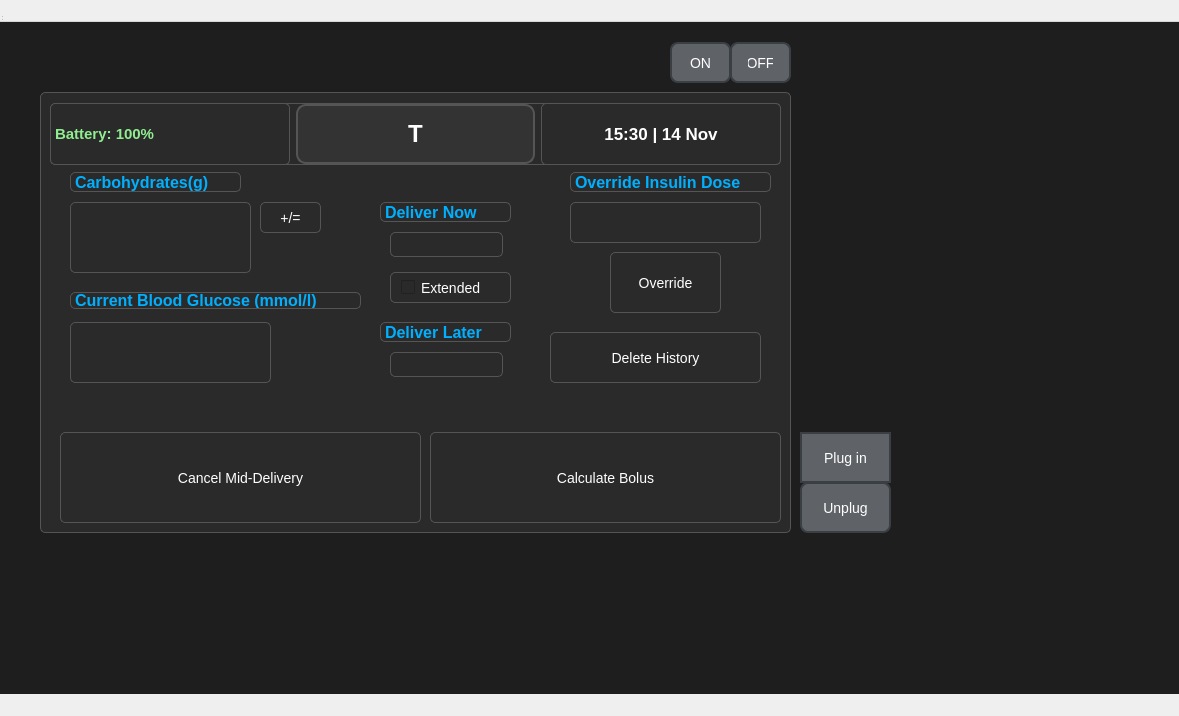
This is src/bolusmenu.ui in Jelloge/insulin-pump-project as Qt 5 draws it before an edit. The edited form follows.
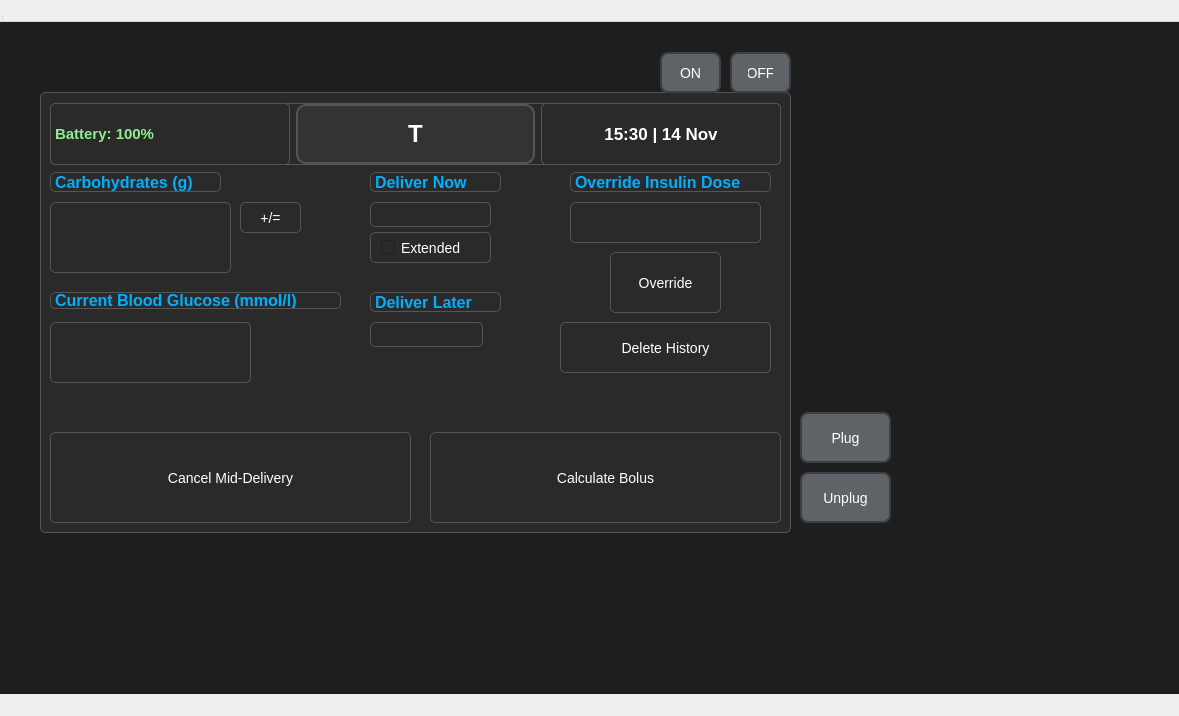
This is the edited form.

Commit message: adjusting some of the buttons in ui

Patch:
```diff
--- a/src/bolusmenu.ui
+++ b/src/bolusmenu.ui
@@ -172,7 +172,7 @@
       <widget class="QLabel" name="carbsLabel">
        <property name="geometry">
         <rect>
-         <x>30</x>
+         <x>10</x>
          <y>80</y>
          <width>171</width>
          <height>20</height>
@@ -187,14 +187,14 @@
         </font>
        </property>
        <property name="text">
-        <string>Carbohydrates(g)</string>
+        <string>Carbohydrates (g)</string>
        </property>
       </widget>
       <widget class="QCheckBox" name="showExtendedCheckBox">
        <property name="geometry">
         <rect>
-         <x>350</x>
-         <y>180</y>
+         <x>330</x>
+         <y>140</y>
          <width>121</width>
          <height>31</height>
         </rect>
@@ -250,8 +250,8 @@
       <widget class="QPushButton" name="deleteHistoryButton">
        <property name="geometry">
         <rect>
-         <x>510</x>
-         <y>240</y>
+         <x>520</x>
+         <y>230</y>
          <width>211</width>
          <height>51</height>
         </rect>
@@ -263,7 +263,7 @@
       <widget class="QLineEdit" name="carbInput">
        <property name="geometry">
         <rect>
-         <x>30</x>
+         <x>10</x>
          <y>110</y>
          <width>181</width>
          <height>71</height>
@@ -273,7 +273,7 @@
       <widget class="QLabel" name="currentBGLabel">
        <property name="geometry">
         <rect>
-         <x>30</x>
+         <x>10</x>
          <y>200</y>
          <width>291</width>
          <height>17</height>
@@ -294,7 +294,7 @@
       <widget class="QLineEdit" name="currentBGInput">
        <property name="geometry">
         <rect>
-         <x>30</x>
+         <x>10</x>
          <y>230</y>
          <width>201</width>
          <height>61</height>
@@ -304,7 +304,7 @@
       <widget class="QPushButton" name="addCarbButton">
        <property name="geometry">
         <rect>
-         <x>220</x>
+         <x>200</x>
          <y>110</y>
          <width>61</width>
          <height>31</height>
@@ -317,7 +317,7 @@
       <widget class="QPushButton" name="cancelBolusButton">
        <property name="geometry">
         <rect>
-         <x>20</x>
+         <x>10</x>
          <y>340</y>
          <width>361</width>
          <height>91</height>
@@ -428,9 +428,9 @@
       <widget class="QLineEdit" name="DeliverNow">
        <property name="geometry">
         <rect>
-         <x>350</x>
-         <y>140</y>
-         <width>113</width>
+         <x>330</x>
+         <y>110</y>
+         <width>121</width>
          <height>25</height>
         </rect>
        </property>
@@ -438,8 +438,8 @@
       <widget class="QLineEdit" name="DeliverLater">
        <property name="geometry">
         <rect>
-         <x>350</x>
-         <y>260</y>
+         <x>330</x>
+         <y>230</y>
          <width>113</width>
          <height>25</height>
         </rect>
@@ -448,8 +448,8 @@
       <widget class="QLabel" name="carbsLabel_2">
        <property name="geometry">
         <rect>
-         <x>340</x>
-         <y>110</y>
+         <x>330</x>
+         <y>80</y>
          <width>131</width>
          <height>20</height>
         </rect>
@@ -469,8 +469,8 @@
       <widget class="QLabel" name="carbsLabel_3">
        <property name="geometry">
         <rect>
-         <x>340</x>
-         <y>230</y>
+         <x>330</x>
+         <y>200</y>
          <width>131</width>
          <height>20</height>
         </rect>
@@ -492,7 +492,7 @@
       <property name="geometry">
        <rect>
         <x>730</x>
-        <y>20</y>
+        <y>30</y>
         <width>61</width>
         <height>41</height>
        </rect>
@@ -504,8 +504,8 @@
      <widget class="QPushButton" name="turnOnButton">
       <property name="geometry">
        <rect>
-        <x>670</x>
-        <y>20</y>
+        <x>660</x>
+        <y>30</y>
         <width>61</width>
         <height>41</height>
        </rect>
@@ -517,34 +517,11 @@
        <string>ON</string>
       </property>
      </widget>
-     <widget class="QPushButton" name="ChargeButton">
-      <property name="geometry">
-       <rect>
-        <x>800</x>
-        <y>410</y>
-        <width>91</width>
-        <height>51</height>
-       </rect>
-      </property>
-      <property name="font">
-       <font>
-        <family>Segoe UI</family>
-        <pointsize>-1</pointsize>
-        <kerning>true</kerning>
-       </font>
-      </property>
-      <property name="styleSheet">
-       <string notr="true">border-radius: 0pt;</string>
-      </property>
-      <property name="text">
-       <string>Plug in</string>
-      </property>
-     </widget>
      <widget class="QPushButton" name="UnplugButton">
       <property name="geometry">
        <rect>
         <x>800</x>
-        <y>460</y>
+        <y>450</y>
         <width>91</width>
         <height>51</height>
        </rect>
@@ -553,6 +530,19 @@
        <string>Unplug</string>
       </property>
      </widget>
+     <widget class="QPushButton" name="ChargeButton">
+      <property name="geometry">
+       <rect>
+        <x>800</x>
+        <y>390</y>
+        <width>91</width>
+        <height>51</height>
+       </rect>
+      </property>
+      <property name="text">
+       <string>Plug</string>
+      </property>
+     </widget>
     </widget>
     <widget class="QWidget" name="ResultPage">
      <widget class="QPlainTextEdit" name="resultTextEdit">
```
The commit also changes 5 other files.
